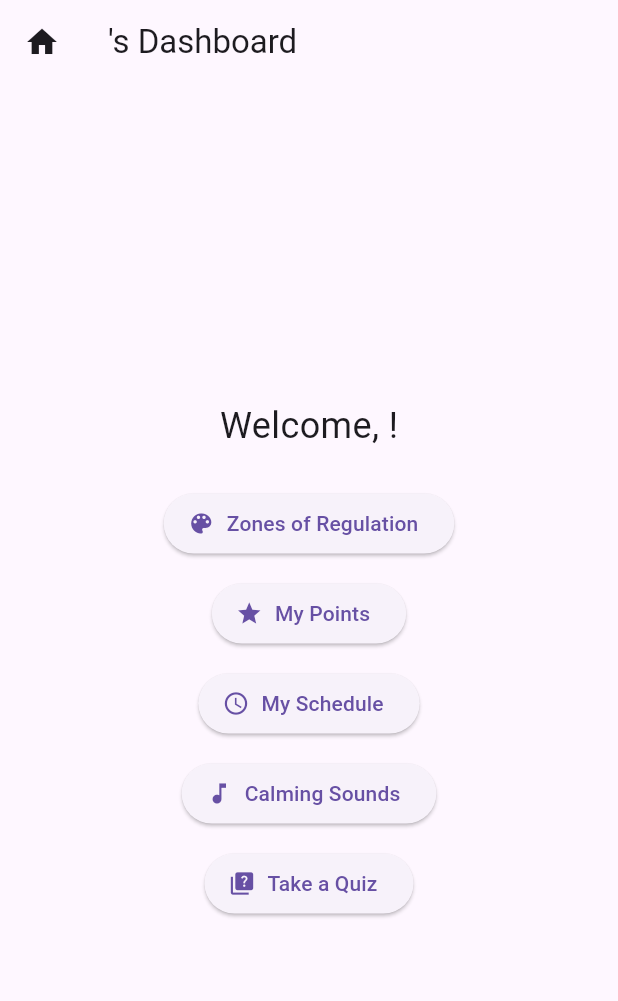
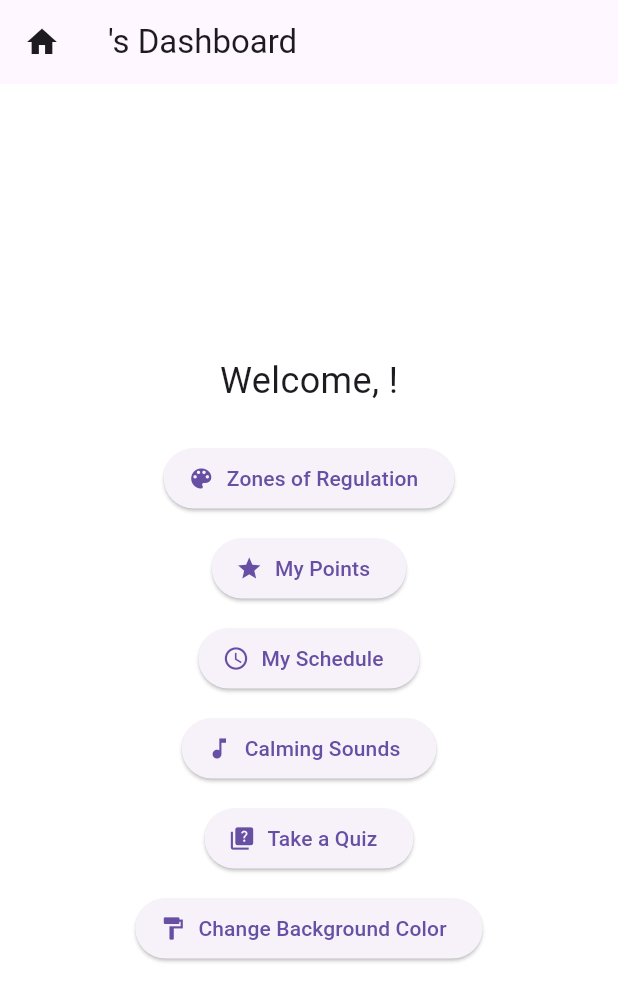
Before and after one commit to jaxkmurphy/onespace_app, a Flutter app: the ChildProfileDashboard screen opened directly with empty values, on a phone screen of 412 x 824 dp. Shown: the top 1001 px of the screen. Run offline on Flutter 3.47's test engine with Material 3 defaults, Android fonts, the phone set to English and light mode, and no system bars; our stand-ins replace audioplayers, cloud_firestore, firebase_auth, firebase_core; accounts and stored records are empty.

Commit message:
Added background colour picker feature

```diff
--- a/lib/models/child_profile.dart
+++ b/lib/models/child_profile.dart
@@ -5,6 +5,7 @@
   final String? zone;
   final String teacherUid;
   final int points;
+  final String? backgroundColorHex;
 
   ChildProfile({
     required this.id,
@@ -13,6 +14,7 @@
     required this.teacherUid,
     this.zone,
     this.points = 0,
+    this.backgroundColorHex,
   });
 
   Map<String, dynamic> toMap() {
@@ -22,6 +24,7 @@
       'zone': zone,
       'teacherUid': teacherUid,
       'points': points,
+      'backgroundColorHex': backgroundColorHex,
     };
   }
 
@@ -33,6 +36,7 @@
       zone: map['zone'],
       teacherUid: map['teacherUid'] ?? '',
       points: map['points'] ?? 0,
+      backgroundColorHex: map['backgroundColorHex'],
     );
   }
 
@@ -43,6 +47,7 @@
     String? zone,
     String? teacherUid,
     int? points,
+    String? backgroundColorHex,
   }) {
     return ChildProfile(
       id: id ?? this.id,
@@ -51,6 +56,7 @@
       zone: zone ?? this.zone,
       teacherUid: teacherUid ?? this.teacherUid,
       points: points ?? this.points,
+      backgroundColorHex: backgroundColorHex ?? this.backgroundColorHex,
     );
   }
 }
--- a/lib/pages/child_profile_dashboard.dart
+++ b/lib/pages/child_profile_dashboard.dart
@@ -2,20 +2,48 @@
 import '../models/child_profile.dart';
 import 'calming_sounds_page.dart';
 import '../services/firestore_service.dart';
+import 'background_color_picker_page.dart';
+import '../utils/hex_colour.dart';
 
-class ChildProfileDashboard extends StatelessWidget {
+class ChildProfileDashboard extends StatefulWidget {
   final ChildProfile profile;
-  final FirestoreService firestoreService; // Add this to constructor
+  final FirestoreService firestoreService;
 
   const ChildProfileDashboard({
     super.key,
     required this.profile,
-    required this.firestoreService,  // Receive FirestoreService instance here
+    required this.firestoreService,
   });
+
+  @override
+  State<ChildProfileDashboard> createState() => _ChildProfileDashboardState();
+}
+
+class _ChildProfileDashboardState extends State<ChildProfileDashboard> {
+  late ChildProfile profile;
+  Color backgroundColor = Colors.white; // default color
+
+  @override
+  void initState() {
+    super.initState();
+    profile = widget.profile;
+
+    // Listen for real-time updates on the child's profile
+    widget.firestoreService
+        .getChildProfileStream(profile.teacherUid, profile.id)
+        .listen((updatedProfile) {
+      setState(() {
+        profile = updatedProfile;
+        // Parse the background color hex string, default to white if null
+        backgroundColor = HexColor(profile.backgroundColorHex ?? '#FFFFFF');
+      });
+    });
+  }
 
   @override
   Widget build(BuildContext context) {
     return Scaffold(
+      backgroundColor: backgroundColor,
       appBar: AppBar(
         leading: IconButton(
           icon: const Icon(Icons.home),
@@ -107,9 +135,28 @@
                   context,
                   '/student-quiz-list',
                   arguments: {
-                    'firestoreService': firestoreService,  // Use injected instance
+                    'firestoreService': widget.firestoreService,
                     'child': profile,
                   },
+                );
+              },
+            ),
+
+            const SizedBox(height: 12),
+
+            // Change Background Color button (6th)
+            ElevatedButton.icon(
+              icon: const Icon(Icons.format_paint),
+              label: const Text("Change Background Color"),
+              onPressed: () {
+                Navigator.push(
+                  context,
+                  MaterialPageRoute(
+                    builder: (_) => BackgroundColorPickerPage(
+                      child: profile,
+                      firestoreService: widget.firestoreService,
+                    ),
+                  ),
                 );
               },
             ),
--- /dev/null
+++ b/lib/utils/hex_colour.dart
@@ -0,0 +1,6 @@
+import 'package:flutter/material.dart';
+
+class HexColor extends Color {
+  HexColor(final String hex)
+      : super(int.parse(hex.replaceFirst('#', '0xff')));
+}
```
Also changed, not shown: lib/pages/background_color_picker_page.dart (added, +55 -0 lines), lib/services/firestore_service.dart (+20 -0 lines).
